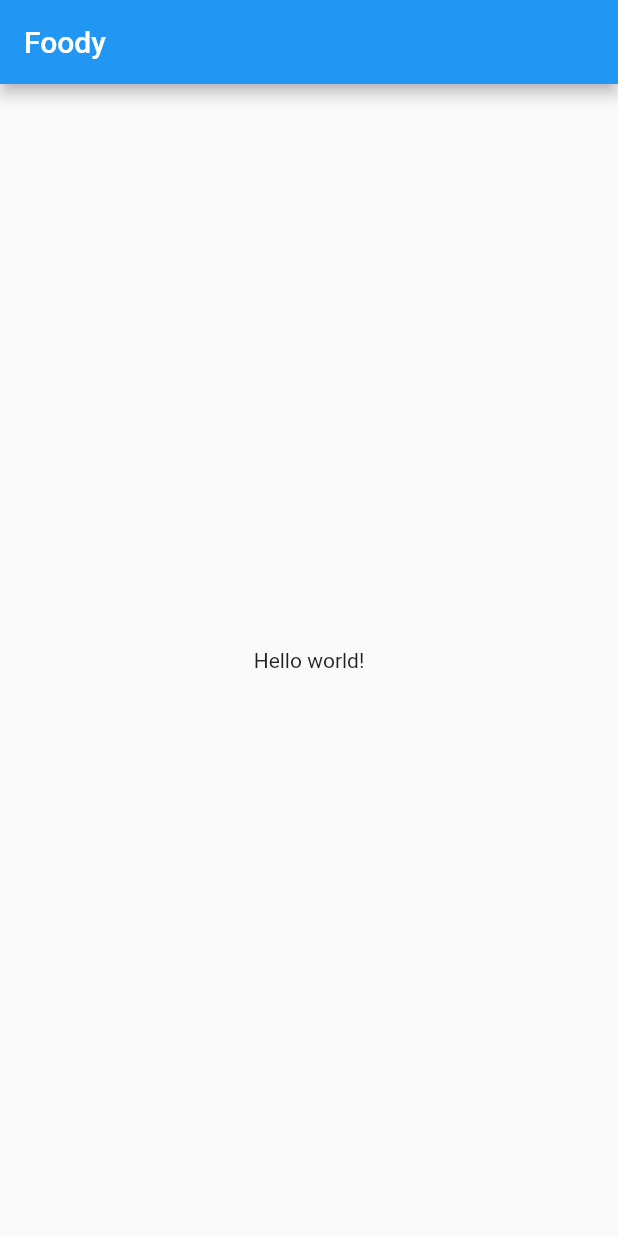
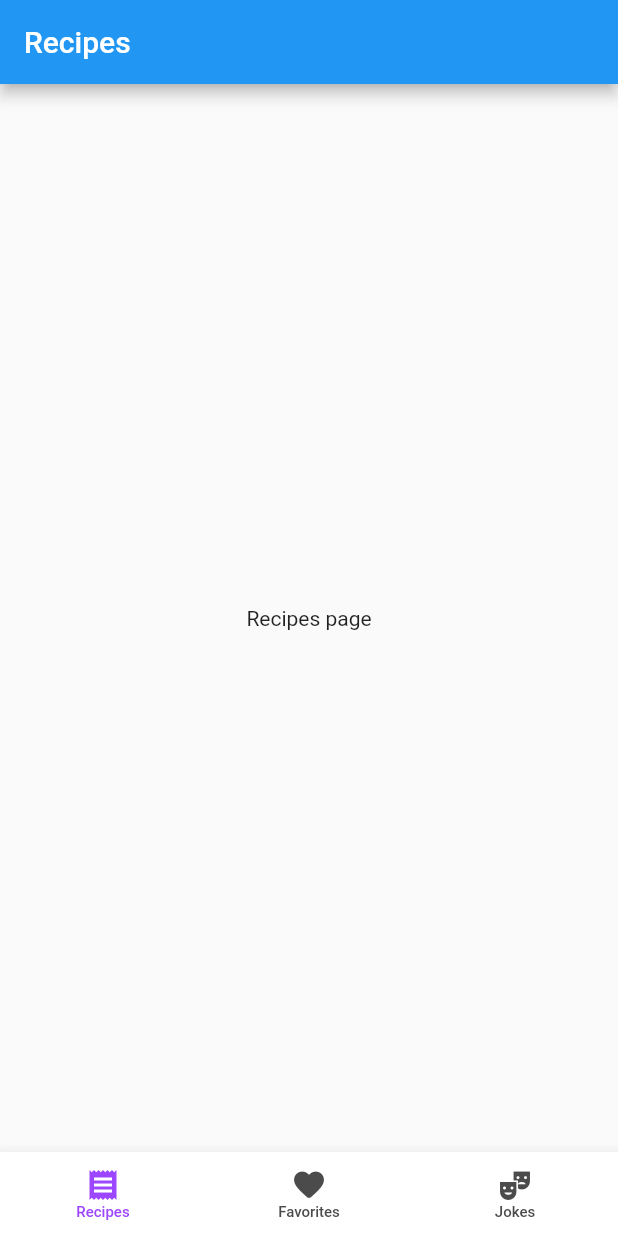
Before and after one commit to Donaboyev/foody, a Flutter app: the screen it shows after launch, on a phone screen of 412 x 824 dp. Run offline on Flutter 3.47's test engine with Material 2 defaults, Android fonts, the phone set to English and light mode, and no system bars; our stand-ins replace get.

Commit message:
bottom navigation skeleton is ready

```diff
--- /dev/null
+++ b/lib/controller/main_controller.dart
@@ -0,0 +1,14 @@
+import 'package:get/get.dart';
+
+class MainController extends GetxController {
+  int tabIndex = 0;
+
+  void changeTabIndex(int? index) async {
+    tabIndex = index!;
+    update();
+  }
+
+  void setDefaultTabIndex(int? index) {
+    tabIndex = index!;
+  }
+}
--- /dev/null
+++ b/lib/core/theme/app_text_styles.dart
@@ -0,0 +1,6 @@
+import 'package:flutter/material.dart';
+
+const styBottomBarLabel = TextStyle(
+  fontSize: 10,
+  fontWeight: FontWeight.w500,
+);
--- a/lib/main.dart
+++ b/lib/main.dart
@@ -1,34 +1,33 @@
 import 'package:flutter/material.dart';
+import 'package:foody_flutter/binding/main_binding.dart';
+import 'package:foody_flutter/core/constants/app_constants.dart';
+import 'package:foody_flutter/route/app_pages.dart';
+import 'package:foody_flutter/route/app_routes.dart';
+import 'package:foody_flutter/ui/main_screen.dart';
+import 'package:get/get.dart';
 
-void main() => runApp(MyApp());
+void main() async {
+  WidgetsFlutterBinding.ensureInitialized();
+  if (AppConstants.RUNNING == Version.WAIT) await MainBinding().dependencies();
+  runApp(MyApp());
+}
 
-class MyApp extends StatelessWidget {
+class MyApp extends StatefulWidget {
+  const MyApp({Key? key}) : super(key: key);
+
+  @override
+  _MyAppState createState() => _MyAppState();
+}
+
+class _MyAppState extends State<MyApp> {
   @override
   Widget build(BuildContext context) {
-    return MaterialApp(
+    return GetMaterialApp(
       debugShowCheckedModeBanner: false,
-      title: 'Foody',
-      theme: ThemeData(
-        primarySwatch: Colors.blue,
-      ),
-      home: MyHomePage(),
+      initialRoute: AppRoutes.INITIAL,
+      defaultTransition: Transition.rightToLeft,
+      getPages: AppPages.pages,
+      home: MainPage(),
     );
   }
 }
-
-class MyHomePage extends StatefulWidget {
-  @override
-  _MyHomePageState createState() => _MyHomePageState();
-}
-
-class _MyHomePageState extends State<MyHomePage> {
-  @override
-  Widget build(BuildContext context) {
-    return Scaffold(
-      appBar: AppBar(
-        title: Text('Foody'),
-      ),
-      body: Center(child: Text('Hello world!')),
-    );
-  }
-}
--- /dev/null
+++ b/lib/route/app_pages.dart
@@ -0,0 +1,14 @@
+import 'package:foody_flutter/binding/main_binding.dart';
+import 'package:foody_flutter/route/app_routes.dart';
+import 'package:foody_flutter/ui/main_screen.dart';
+import 'package:get/get.dart';
+
+class AppPages {
+  static final pages = [
+    GetPage(
+      name: AppRoutes.INITIAL,
+      page: () => MainPage(),
+      binding: MainBinding(),
+    ),
+  ];
+}
--- /dev/null
+++ b/lib/route/app_routes.dart
@@ -0,0 +1,3 @@
+abstract class AppRoutes {
+  static const INITIAL = '/';
+}
--- /dev/null
+++ b/lib/ui/favorite/favorites_screen.dart
@@ -0,0 +1,19 @@
+import 'package:flutter/material.dart';
+
+class FavoritesPage extends StatelessWidget {
+  const FavoritesPage({Key? key}) : super(key: key);
+
+  @override
+  Widget build(BuildContext context) {
+    return Scaffold(
+      appBar: AppBar(
+        title: Text('Favorites'),
+      ),
+      body: SafeArea(
+        child: Center(
+          child: Text('Favorites page'),
+        ),
+      ),
+    );
+  }
+}
--- /dev/null
+++ b/lib/ui/main_screen.dart
@@ -0,0 +1,59 @@
+import 'package:flutter/material.dart';
+import 'package:foody_flutter/controller/main_controller.dart';
+import 'package:foody_flutter/core/theme/app_colors.dart';
+import 'package:foody_flutter/core/theme/app_text_styles.dart';
+import 'package:foody_flutter/ui/favorite/favorites_screen.dart';
+import 'package:foody_flutter/ui/joke/joke_screen.dart';
+import 'package:foody_flutter/ui/recipes/recipes_screen.dart';
+import 'package:get/get.dart';
+
+class MainPage extends GetView<MainController> {
+  const MainPage({Key? key}) : super(key: key);
+
+  @override
+  Widget build(BuildContext context) {
+    int tabIndex = 0;
+    return GetBuilder<MainController>(
+      initState: (state) {
+        controller.setDefaultTabIndex(tabIndex);
+      },
+      builder: (mainController) {
+        return Scaffold(
+          body: IndexedStack(
+            index: mainController.tabIndex,
+            children: [
+              RecipesPage(),
+              FavoritesPage(),
+              JokePage(),
+            ],
+          ),
+          bottomNavigationBar: BottomNavigationBar(
+            unselectedItemColor: clrDarkGray,
+            selectedItemColor: clrAccent,
+            onTap: mainController.changeTabIndex,
+            currentIndex: mainController.tabIndex,
+            type: BottomNavigationBarType.fixed,
+            backgroundColor: clrWhite,
+            selectedLabelStyle: styBottomBarLabel,
+            unselectedLabelStyle: styBottomBarLabel,
+            elevation: 8,
+            items: [
+              BottomNavigationBarItem(
+                icon: Icon(Icons.receipt),
+                label: 'Recipes',
+              ),
+              BottomNavigationBarItem(
+                icon: Icon(Icons.favorite_rounded),
+                label: 'Favorites',
+              ),
+              BottomNavigationBarItem(
+                icon: Icon(Icons.theater_comedy),
+                label: 'Jokes',
+              ),
+            ],
+          ),
+        );
+      },
+    );
+  }
+}
--- /dev/null
+++ b/lib/ui/recipes/recipes_screen.dart
@@ -0,0 +1,19 @@
+import 'package:flutter/material.dart';
+
+class RecipesPage extends StatelessWidget {
+  const RecipesPage({Key? key}) : super(key: key);
+
+  @override
+  Widget build(BuildContext context) {
+    return Scaffold(
+      appBar: AppBar(
+        title: Text('Recipes'),
+      ),
+      body: SafeArea(
+        child: Center(
+          child: Text('Recipes page'),
+        ),
+      ),
+    );
+  }
+}
--- a/pubspec.yaml
+++ b/pubspec.yaml
@@ -13,6 +13,7 @@ dependencies:
     sdk: flutter
 
   cupertino_icons: ^1.0.2
+  get: ^4.3.8
 
 dev_dependencies:
   flutter_test:
```
Also changed, not shown: lib/binding/main_binding.dart (added, +11 -0 lines), lib/core/constants/app_constants.dart (added, +10 -0 lines), lib/core/theme/app_colors.dart (added, +16 -0 lines), lib/ui/joke/joke_screen.dart (added, +19 -0 lines), pubspec.lock.
